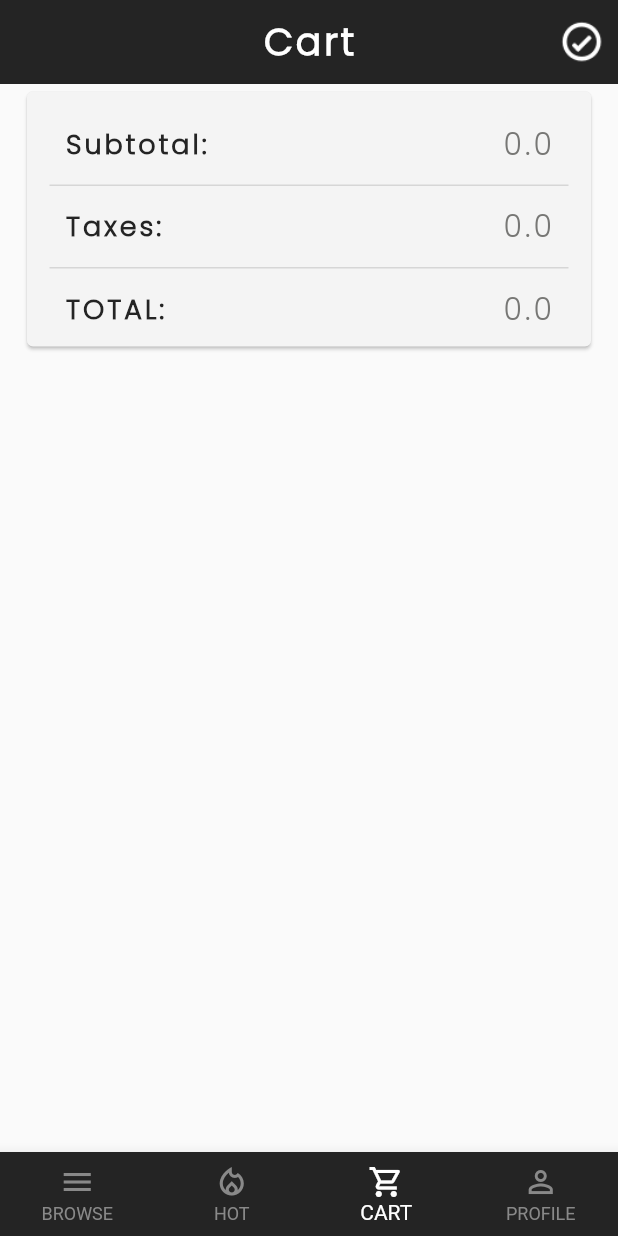
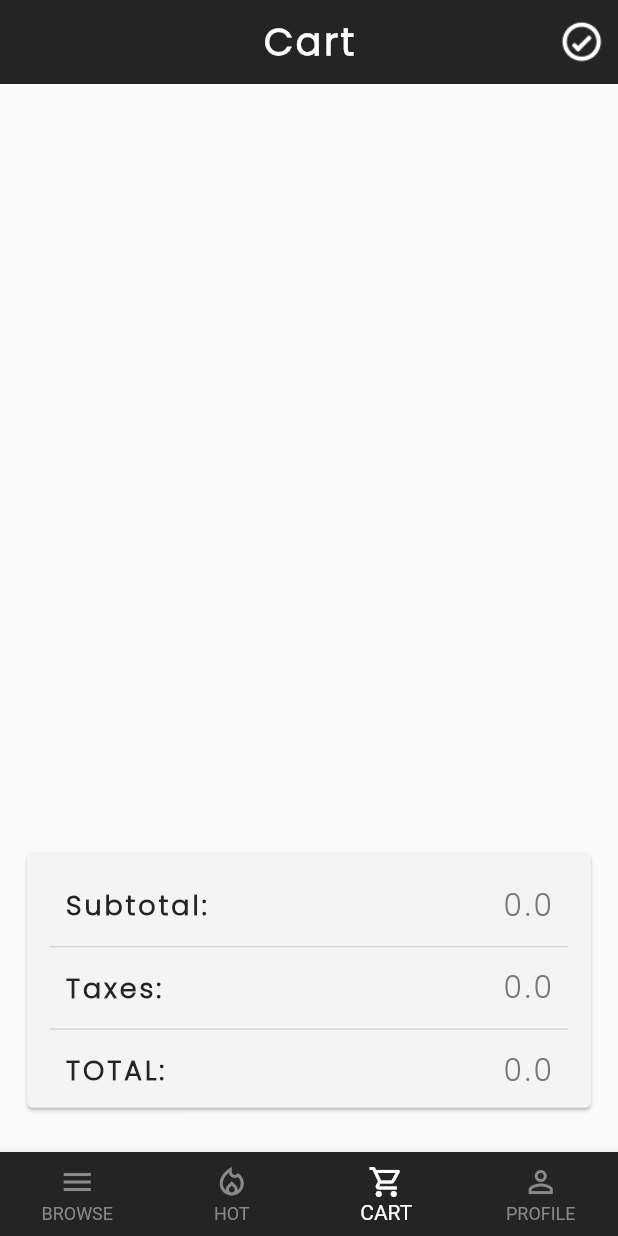
Before and after one commit to Goodam198/e-commerce-flutter, a Flutter app: the screen it shows after launch, item 3 of the bottom bar chosen, on a phone screen of 412 x 824 dp. Run offline on Flutter 3.47's test engine with Material 2 defaults, Android fonts, the phone set to English and light mode, and no system bars; our stand-ins replace blur.

Commit message:
updated price counter

```diff
--- a/lib/app.dart
+++ b/lib/app.dart
@@ -1,6 +1,5 @@
 import 'package:flutter/material.dart';
 import 'package:e_commerce/pages/Loader.dart';
-
 
 class MyApp extends StatelessWidget {
 
--- a/lib/classes/class_file.dart
+++ b/lib/classes/class_file.dart
@@ -52,6 +52,15 @@ class Product{
 }
 
 
+class CartItem{
+
+  Product product;
+  int productCount;
+
+  CartItem({required this.product,this.productCount = 1 });
+
+}
+
 class User{
   String name;
   String image;
--- a/lib/pages/cart.dart
+++ b/lib/pages/cart.dart
@@ -7,8 +7,8 @@ class Cart extends StatelessWidget {
 
   @override
   Widget build(BuildContext context) {
+
     final productProvider = Provider.of<ProductProvider>(context);
-
 
     return Scaffold(
       appBar: AppBar(
@@ -33,15 +33,15 @@ class Cart extends StatelessWidget {
         ],
       ),
 
-      body: SingleChildScrollView(
-        child: Column(
+      body: Column(
         children: [
-            SingleChildScrollView(
+          Expanded(
+            flex: 5,
+            child: ListView.builder(
               scrollDirection: Axis.horizontal,
-                child: Row(
-                  children: productProvider.cartProducts.map((cartDetail) => Container(
+              itemCount: productProvider.cart.length,
+              itemBuilder: ((context,index) => Container(
                 width: 250,
-                    height: 400,
                 child: Padding(
                   padding: const EdgeInsets.all(8.0),
                   child: Card(
@@ -59,7 +59,7 @@ class Cart extends StatelessWidget {
                                 height: 50,
                                 decoration: BoxDecoration(
                                     borderRadius: BorderRadius.circular(25),
-                                        color: cartDetail.color,
+                                    color: productProvider.cart[index].product.color,
                                     border: Border.all(
                                       color: Colors.white,
                                       width: 5,
@@ -75,7 +75,7 @@ class Cart extends StatelessWidget {
                           mainAxisAlignment: MainAxisAlignment.center,
                           children: [
                             Image.asset(
-                                  'assets/images/${cartDetail.image}',
+                              'assets/images/${productProvider.cart[index].product.image}',
                               width: 180,
                               height: 128,
                             ),
@@ -98,7 +98,7 @@ class Cart extends StatelessWidget {
                             Padding(
                               padding: const EdgeInsets.all(3.0),
                               child: Text(
-                                    '${cartDetail.name}',
+                                productProvider.cart[index].product.name,
                                 style: TextStyle(
                                     fontSize: 16,
                                     fontWeight: FontWeight.bold,
@@ -116,7 +116,7 @@ class Cart extends StatelessWidget {
                           mainAxisAlignment: MainAxisAlignment.center,
                           children: [
                             Text(
-                                  '${cartDetail.colorName}',
+                              productProvider.cart[index].product.colorName,
                               style: TextStyle(
                                 fontFamily: 'Poppins',
                                 fontWeight: FontWeight.bold,
@@ -133,7 +133,7 @@ class Cart extends StatelessWidget {
                             Padding(
                               padding: const EdgeInsets.fromLTRB(0, 5, 0, 0),
                               child: Text(
-                                    '\$${cartDetail.price}',
+                                '\$${productProvider.cart[index].product.price}',
                                 style: TextStyle(
                                   fontFamily: 'Poppins',
                                   fontSize: 20,
@@ -154,7 +154,7 @@ class Cart extends StatelessWidget {
                                   flex: 2,
                                   child: GestureDetector(
                                       onTap: (){
-                                          productProvider.reduceProduct();
+                                        productProvider.reduceProduct(index);
                                       },
                                       child: Image.asset('assets/icons/minusbutton.png')
                                   )
@@ -172,7 +172,7 @@ class Cart extends StatelessWidget {
                                   ),
                                   child: Center(
                                     child: Text(
-                                          productProvider.numberOfProducts.toString(),
+                                      productProvider.cart[index].productCount.toString(),
                                     ),
                                   ),
                                 ),
@@ -182,7 +182,7 @@ class Cart extends StatelessWidget {
                                   flex: 2,
                                   child: GestureDetector(
                                       onTap: (){
-                                          productProvider.addProduct();
+                                        productProvider.addProduct(index);
                                       },
                                       child: Image.asset('assets/icons/addbutton.png')
                                   )
@@ -195,16 +195,21 @@ class Cart extends StatelessWidget {
                     ),
                   ),
                 ),
-                  )).toList(),
               )
               ),
-
-            Container(
-              child: SizedBox(height: 1),
+            ),
           ),
 
+
+          Expanded(
+            flex: 2,
+            child: GridView.count(
+              crossAxisCount: 1,
+              children: [
+                Column(
+                  children: [
                     Container(
-              //height: 200,
+
                       child: Padding(
                           padding: const EdgeInsets.fromLTRB(14, 0, 14, 0),
                           child: Card(
@@ -329,9 +334,15 @@ class Cart extends StatelessWidget {
                           )
 
                       ),
-            )
+                    ),
                   ],
                 ),
+              ],
+
+            ),
+          ),
+
+        ],
       ),
     );
   }
--- a/lib/pages/my_product.dart
+++ b/lib/pages/my_product.dart
@@ -123,7 +123,7 @@ class MyProduct extends StatelessWidget {
                     ),
                   ),
                   Text(
-                    productProvider.selectedProduct.price.toString(),
+                    '\$${productProvider.selectedProduct.price.toString()}',
                     style: TextStyle(
                         fontFamily: 'Poppins',
                         fontSize: 16,
--- a/lib/providers/product_provider.dart
+++ b/lib/providers/product_provider.dart
@@ -250,38 +250,39 @@ class ProductProvider with ChangeNotifier{
 
   }
 
-  List<Product> cartProducts = [];
+  List<CartItem> cart = [];
 
   void addToCart(productId){
 
+    int index = cart.indexWhere((cartItem) => cartItem.product.id == productId );
+      if( index != -1){
+        products[productId].isCart = !products[productId].isCart;
+        cart.removeAt(index);
+      }
 
-      if(cartProducts.contains(products[productId])){
-        products[productId].isCart = !products[productId].isCart;
-        cartProducts.remove(products[productId]);
-      }
       else{
         products[productId].isCart = !products[productId].isCart;
-        cartProducts.add(products[productId]);
+        cart.add(CartItem(product: products[productId]));
       }
 
     notifyListeners();
   }
 
-  int numberOfProducts = 1;
+  void addProduct(index){
 
-  void addProduct(){
+    cart[index].productCount++;
 
-    numberOfProducts++;
-
+    notifyListeners();
 
   }
 
 
-  void reduceProduct(){
+  void reduceProduct(index){
 
-    if(numberOfProducts > 0 ){
-      numberOfProducts--;
+    if(cart[index].productCount > 1 ){
+      cart[index].productCount--;
     }
+    notifyListeners();
 
   }
 
@@ -290,9 +291,9 @@ class ProductProvider with ChangeNotifier{
 
     double subTotal = 0;
 
-    for (var product in cartProducts) {
+    for (var cartItem in cart) {
 
-      subTotal += product.price;
+      subTotal += (cartItem.product.price * cartItem.productCount) ;
 
     }
     return subTotal;
@@ -303,8 +304,8 @@ class ProductProvider with ChangeNotifier{
 
     double totalTax = 0;
 
-    for (var product in cartProducts) {
-      totalTax += product.productTax;
+    for (var cartItem in cart) {
+      totalTax += cartItem.product.productTax;
 
     }
     return totalTax;
```
Lines whose indentation alone changed are shown as unchanged.
